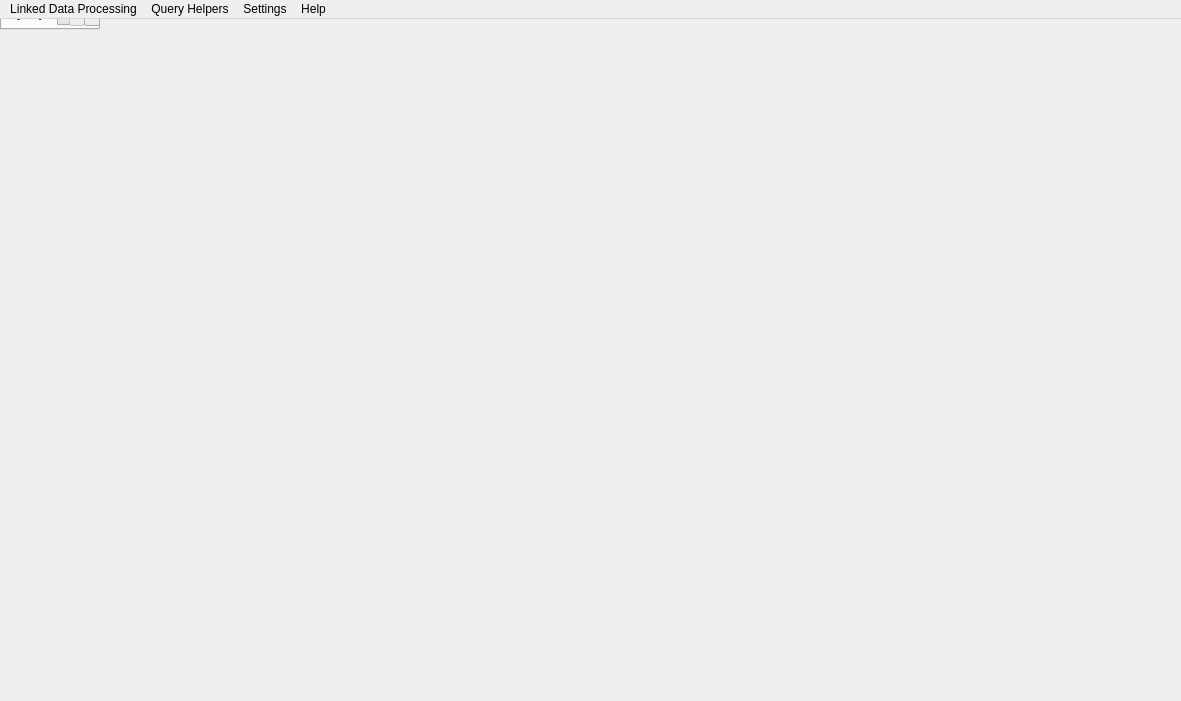
This is dialogs/ui/sparql_unicorn_dialog_base.ui in sparqlunicorn/sparqlunicornGoesGIS as Qt 5 draws it before an edit. The edited form follows.
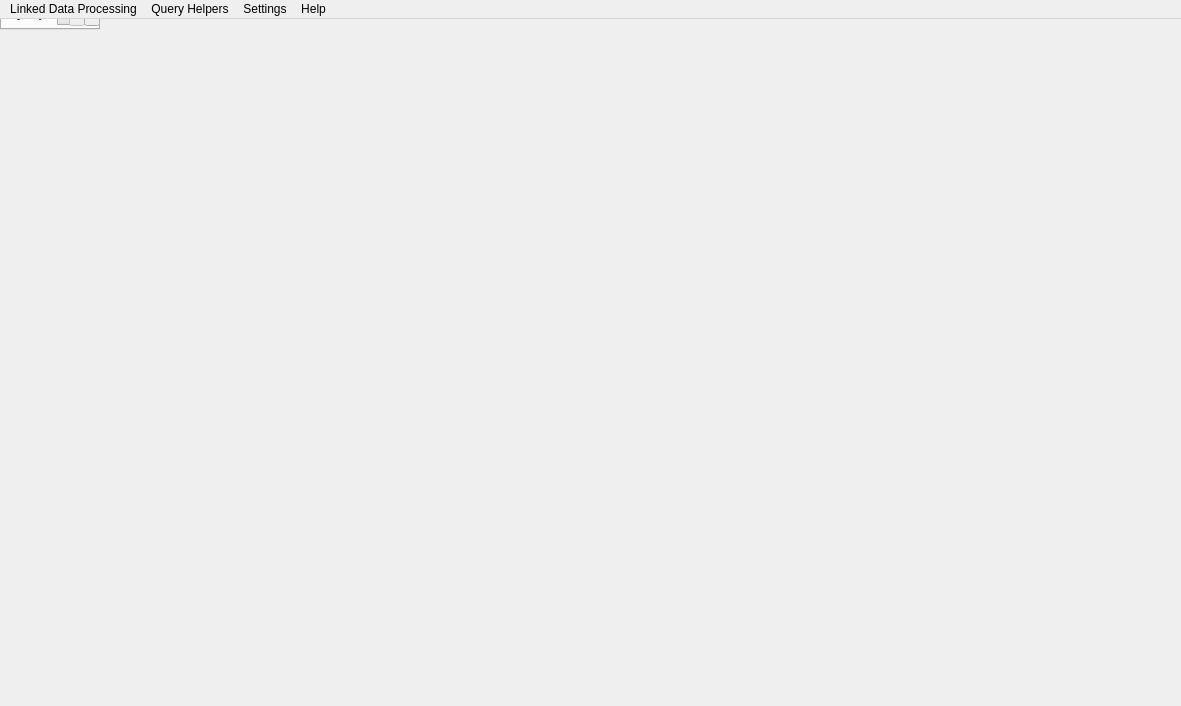
This is the edited form.

```diff
--- a/dialogs/ui/sparql_unicorn_dialog_base.ui
+++ b/dialogs/ui/sparql_unicorn_dialog_base.ui
@@ -7,7 +7,7 @@
     <x>0</x>
     <y>0</y>
     <width>1181</width>
-    <height>701</height>
+    <height>706</height>
    </rect>
   </property>
   <property name="windowTitle">
```
Left out of the diff: 95 changed lines with no effect on the pictures.
